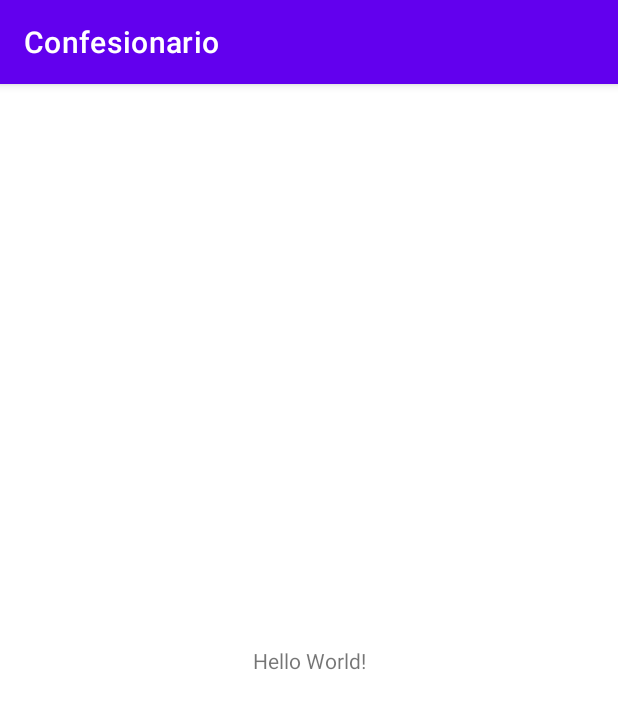
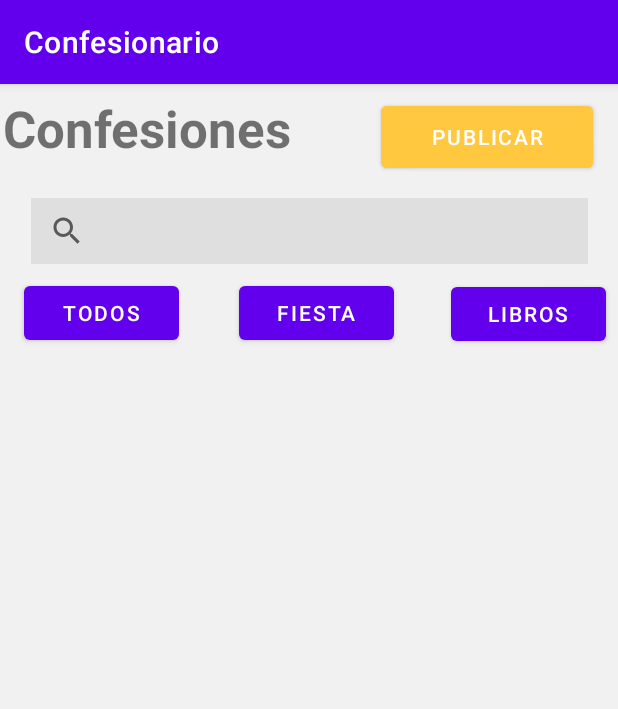
Before and after one commit to DanielCamSan/Confesionario, an Android app: the screen it shows after launch (MainActivity), on a phone screen of 412 x 824 dp. Shown: the top 709 px of the screen. Run offline under Robolectric (Android 15) with nearby library versions, the phone set to English and light mode, and no system bars.

Commit message:
initial commit alv

```diff
--- a/app/build.gradle
+++ b/app/build.gradle
@@ -40,4 +40,8 @@ dependencies {
     testImplementation 'junit:junit:4.13.2'
     androidTestImplementation 'androidx.test.ext:junit:1.1.3'
     androidTestImplementation 'androidx.test.espresso:espresso-core:3.4.0'
+
+    //publications
+    //noinspection GradleCompatible
+    //implementation 'com.android.support:design:27.0.2'
 }
--- a/app/src/main/AndroidManifest.xml
+++ b/app/src/main/AndroidManifest.xml
@@ -10,6 +10,9 @@
         android:supportsRtl="true"
         android:theme="@style/Theme.Confesionario">
         <activity
+            android:name=".Publications"
+            android:exported="false" />
+        <activity
             android:name=".MainActivity"
             android:exported="true">
             <intent-filter>
--- a/app/src/main/java/edu/bo/confesionario/MainActivity.kt
+++ b/app/src/main/java/edu/bo/confesionario/MainActivity.kt
@@ -6,6 +6,7 @@ import android.os.Bundle
 class MainActivity : AppCompatActivity() {
     override fun onCreate(savedInstanceState: Bundle?) {
         super.onCreate(savedInstanceState)
-        setContentView(R.layout.activity_main)
+        setContentView(R.layout.activity_publications)
+        //app:menu="@menu/publications_menu"
     }
 }
--- /dev/null
+++ b/app/src/main/java/edu/bo/confesionario/Publications.kt
@@ -0,0 +1,16 @@
+package edu.bo.confesionario
+
+import androidx.appcompat.app.AppCompatActivity
+import android.os.Bundle
+import androidx.appcompat.app.ActionBar
+import com.google.android.material.bottomnavigation.BottomNavigationView
+
+class Publications : AppCompatActivity() {
+    lateinit var toolbar: ActionBar
+    override fun onCreate(savedInstanceState: Bundle?) {
+        super.onCreate(savedInstanceState)
+        //setContentView(R.layout.activity_publications)
+        //toolbar = supportActionBar!!
+        //val bottomNavigation: BottomNavigationView = findViewById(R.id.navigationView)
+    }
+}
--- /dev/null
+++ b/app/src/main/res/layout/activity_publications.xml
@@ -0,0 +1,108 @@
+<?xml version="1.0" encoding="utf-8"?>
+<androidx.constraintlayout.widget.ConstraintLayout xmlns:android="http://schemas.android.com/apk/res/android"
+    xmlns:app="http://schemas.android.com/apk/res-auto"
+    xmlns:tools="http://schemas.android.com/tools"
+    android:layout_width="match_parent"
+    android:layout_height="match_parent"
+    android:background="#F1F1F1"
+    tools:context=".Publications">
+
+    <androidx.constraintlayout.widget.ConstraintLayout
+        android:id="@+id/constraintLayout"
+        android:layout_width="410dp"
+        android:layout_height="69dp"
+        app:layout_constraintBottom_toBottomOf="parent"
+        app:layout_constraintEnd_toEndOf="parent"
+        app:layout_constraintHorizontal_bias="1.0"
+        app:layout_constraintStart_toStartOf="parent"
+        app:layout_constraintTop_toTopOf="parent"
+        app:layout_constraintVertical_bias="0.001">
+
+        <Button
+            android:id="@+id/publicate_btn"
+            android:layout_width="141dp"
+            android:layout_height="53dp"
+            android:backgroundTint="@color/button_color_1"
+            android:hapticFeedbackEnabled="false"
+            android:text="@string/publications_btn_publication"
+            app:layout_constraintBottom_toBottomOf="parent"
+            app:layout_constraintEnd_toEndOf="parent"
+            app:layout_constraintHorizontal_bias="0.493"
+            app:layout_constraintStart_toEndOf="@+id/title"
+            app:layout_constraintTop_toTopOf="parent" />
+
+        <TextView
+            android:id="@+id/title"
+            android:layout_width="235dp"
+            android:layout_height="57dp"
+            android:text="@string/publications_title"
+            android:textSize="34sp"
+            android:textStyle="bold"
+            app:layout_constraintBottom_toBottomOf="parent"
+            app:layout_constraintStart_toStartOf="parent"
+            app:layout_constraintTop_toTopOf="parent" />
+
+    </androidx.constraintlayout.widget.ConstraintLayout>
+
+    <SearchView
+        android:id="@+id/searcher_publication"
+        android:layout_width="371dp"
+        android:layout_height="44dp"
+        android:background="#DFDFDF"
+        android:queryHint="@string/publications_searcher_hint"
+        app:layout_constraintBottom_toBottomOf="parent"
+        app:layout_constraintEnd_toEndOf="parent"
+        app:layout_constraintStart_toStartOf="parent"
+        app:layout_constraintTop_toBottomOf="@+id/constraintLayout"
+        app:layout_constraintVertical_bias="0.009" />
+
+    <androidx.constraintlayout.widget.ConstraintLayout
+        android:id="@+id/constraintLayout2"
+        android:layout_width="413dp"
+        android:layout_height="49dp"
+        app:layout_constraintBottom_toBottomOf="parent"
+        app:layout_constraintEnd_toEndOf="parent"
+        app:layout_constraintStart_toStartOf="parent"
+        app:layout_constraintTop_toBottomOf="@+id/searcher_publication"
+        app:layout_constraintVertical_bias="0.014"
+        tools:context=".MainActivity">
+
+        <Button
+            android:id="@+id/button2"
+            android:layout_width="103dp"
+            android:layout_height="48dp"
+            android:layout_marginStart="16dp"
+            android:text="@string/publications_category_all"
+            app:layout_constraintBottom_toBottomOf="parent"
+            app:layout_constraintStart_toStartOf="parent"
+            app:layout_constraintTop_toTopOf="parent"
+            app:layout_constraintVertical_bias="0.0" />
+
+        <Button
+            android:id="@+id/button3"
+            android:layout_width="103dp"
+            android:layout_height="48dp"
+            android:layout_marginStart="40dp"
+            android:text="@string/publications_category_parties"
+            app:layout_constraintBottom_toBottomOf="parent"
+            app:layout_constraintStart_toEndOf="@+id/button2"
+            app:layout_constraintTop_toTopOf="parent"
+            app:layout_constraintVertical_bias="0.0" />
+
+        <Button
+            android:id="@+id/button4"
+            android:layout_width="103dp"
+            android:layout_height="48dp"
+            android:layout_marginStart="28dp"
+            android:text="@string/publications_category_books"
+            app:layout_constraintBottom_toBottomOf="parent"
+            app:layout_constraintEnd_toEndOf="parent"
+            app:layout_constraintStart_toEndOf="@+id/button3"
+            app:layout_constraintTop_toTopOf="parent"
+            app:layout_constraintVertical_bias="0.444" />
+
+    </androidx.constraintlayout.widget.ConstraintLayout>
+
+
+
+</androidx.constraintlayout.widget.ConstraintLayout>
--- /dev/null
+++ b/app/src/main/res/menu/publications_menu.xml
@@ -0,0 +1,24 @@
+<?xml version="1.0" encoding="utf-8"?>
+<menu xmlns:android="http://schemas.android.com/apk/res/android"
+    >
+    <item
+        android:id="@+id/o1"
+        android:title="@string/publications_category_all"
+        android:orderInCategory="100"
+         />
+    <item
+        android:id="@+id/o2"
+        android:title="@string/publications_category_all"
+        android:orderInCategory="100"
+         />
+    <item
+        android:id="@+id/o3"
+        android:title="@string/publications_category_all"
+        android:orderInCategory="100"
+        />
+    <item
+        android:id="@+id/o4"
+        android:title="@string/publications_category_all"
+        android:orderInCategory="100"
+         />
+</menu>
--- a/app/src/main/res/values/colors.xml
+++ b/app/src/main/res/values/colors.xml
@@ -7,4 +7,5 @@
     <color name="teal_700">#FF018786</color>
     <color name="black">#FF000000</color>
     <color name="white">#FFFFFFFF</color>
+    <color name="button_color_1">#FFC83E</color>
 </resources>
--- a/app/src/main/res/values/strings.xml
+++ b/app/src/main/res/values/strings.xml
@@ -1,3 +1,12 @@
 <resources>
     <string name="app_name">Confesionario</string>
+
+    <string name="publications_title">Confesiones</string>
+    <string name="publications_btn_publication">Publicar</string>
+    <string name="publications_searcher_hint">Buscar</string>
+    <string name="publications_category_all">Todos</string>
+    <string name="publications_category_parties">Fiesta</string>
+    <string name="publications_category_books">Libros</string>
+    <string name="publications_category_classes">Clases</string>
+    <string name="publications_category_confesion">Confesion</string>
 </resources>
```
